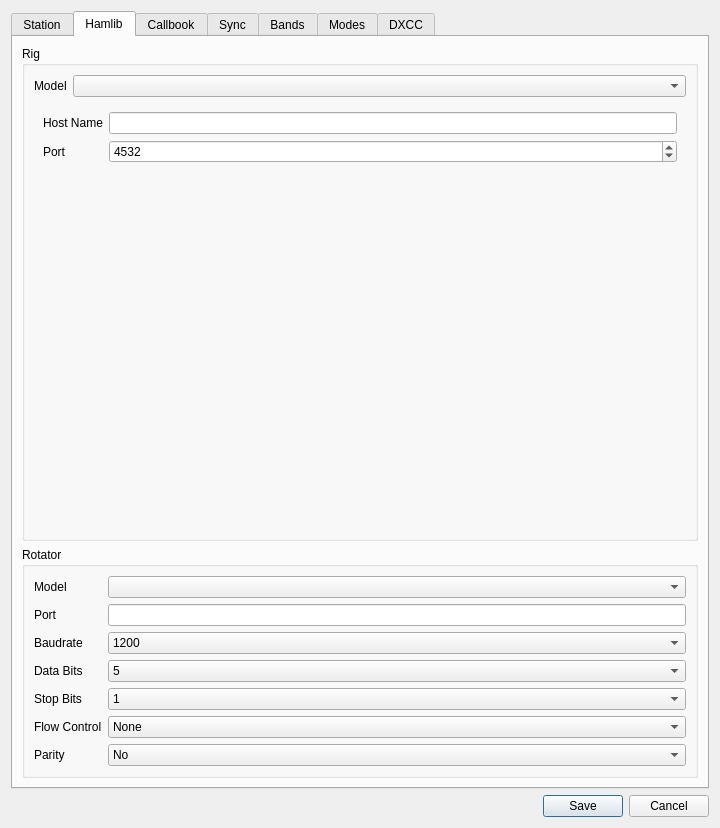
Before: the Qt Designer form ui/SettingsDialog.ui in k5mcd/QLog, drawn with Qt 5.
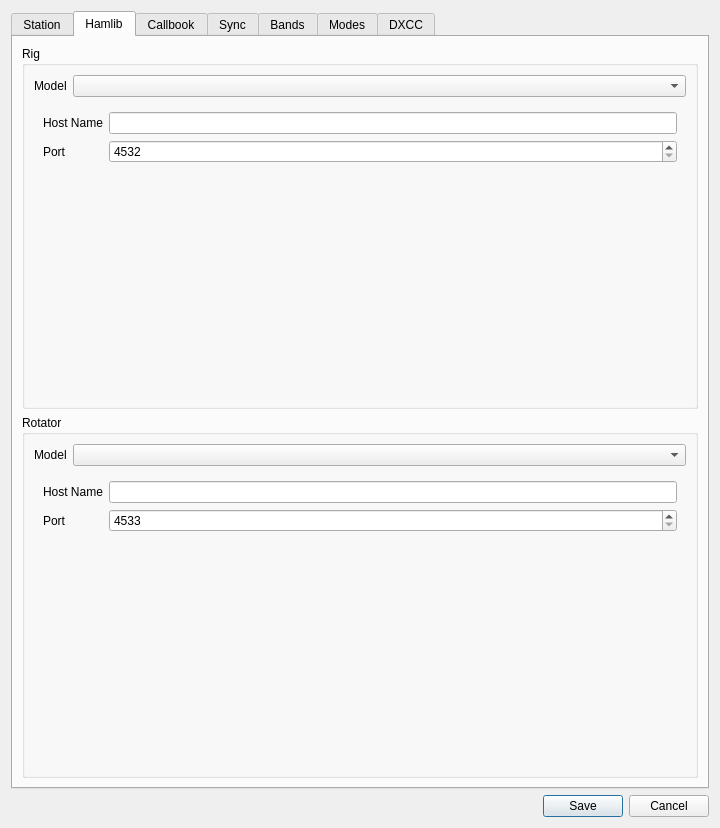
After: the same form once the commit is applied. The open tabs and pages were chosen to show the change.

Commit message: HAMLib: Added Network rotator support

Diff of the .ui file:
```diff
--- a/ui/SettingsDialog.ui
+++ b/ui/SettingsDialog.ui
@@ -144,24 +144,31 @@
           <item row="0" column="1">
            <widget class="QComboBox" name="rotModelSelect"/>
           </item>
-          <item row="1" column="0">
+          <item row="1" column="0" colspan="2">
+           <widget class="QStackedWidget" name="rotStackedWidget">
+            <property name="currentIndex">
+             <number>1</number>
+            </property>
+            <widget class="QWidget" name="page_serial_2">
+             <layout class="QFormLayout" name="formLayout_10">
+              <item row="0" column="0">
            <widget class="QLabel" name="rotPortLabel">
             <property name="text">
              <string>Port</string>
             </property>
            </widget>
           </item>
-          <item row="1" column="1">
+              <item row="0" column="1">
            <widget class="QLineEdit" name="rotPortEdit"/>
           </item>
-          <item row="2" column="0">
+              <item row="1" column="0">
            <widget class="QLabel" name="rotBaudLabel">
             <property name="text">
              <string>Baudrate</string>
             </property>
            </widget>
           </item>
-          <item row="2" column="1">
+              <item row="1" column="1">
            <widget class="QComboBox" name="rotBaudSelect">
             <item>
              <property name="text">
@@ -205,14 +212,14 @@
             </item>
            </widget>
           </item>
-          <item row="3" column="0">
+              <item row="2" column="0">
            <widget class="QLabel" name="rotDataBitsLabel">
             <property name="text">
              <string>Data Bits</string>
             </property>
            </widget>
           </item>
-          <item row="3" column="1">
+              <item row="2" column="1">
            <widget class="QComboBox" name="rotDataBitsSelect">
             <item>
              <property name="text">
@@ -236,14 +243,14 @@
             </item>
            </widget>
           </item>
-          <item row="4" column="0">
+              <item row="3" column="0">
            <widget class="QLabel" name="rotStopBitsLabel">
             <property name="text">
              <string>Stop Bits</string>
             </property>
            </widget>
           </item>
-          <item row="4" column="1">
+              <item row="3" column="1">
            <widget class="QComboBox" name="rotStopBitsSelect">
             <item>
              <property name="text">
@@ -262,14 +269,14 @@
             </item>
            </widget>
           </item>
-          <item row="5" column="0">
+              <item row="4" column="0">
            <widget class="QLabel" name="rotFlowControlLabel">
             <property name="text">
              <string>Flow Control</string>
             </property>
            </widget>
           </item>
-          <item row="5" column="1">
+              <item row="4" column="1">
            <widget class="QComboBox" name="rotFlowControlSelect">
             <item>
              <property name="text">
@@ -288,14 +295,14 @@
             </item>
            </widget>
           </item>
-          <item row="6" column="0">
+              <item row="5" column="0">
            <widget class="QLabel" name="rotParityLabel">
             <property name="text">
              <string>Parity</string>
             </property>
            </widget>
           </item>
-          <item row="6" column="1">
+              <item row="5" column="1">
            <widget class="QComboBox" name="rotParitySelect">
             <item>
              <property name="text">
@@ -326,6 +333,47 @@
           </item>
          </layout>
         </widget>
+            <widget class="QWidget" name="page_network_2">
+             <layout class="QFormLayout" name="formLayout_11">
+              <item row="1" column="0">
+               <widget class="QLabel" name="rotNetPortLabel">
+                <property name="text">
+                 <string>Port</string>
+                </property>
+               </widget>
+              </item>
+              <item row="0" column="0">
+               <widget class="QLabel" name="rotHostNameLabel">
+                <property name="text">
+                 <string>Host Name</string>
+                </property>
+               </widget>
+              </item>
+              <item row="0" column="1">
+               <widget class="QLineEdit" name="rotHostNameEdit"/>
+              </item>
+              <item row="1" column="1">
+               <widget class="QSpinBox" name="rotNetPortSpin">
+                <property name="toolTip">
+                 <string>HamLib does not support to change a destination port.</string>
+                </property>
+                <property name="minimum">
+                 <number>4533</number>
+                </property>
+                <property name="maximum">
+                 <number>65535</number>
+                </property>
+                <property name="value">
+                 <number>4533</number>
+                </property>
+               </widget>
+              </item>
+             </layout>
+            </widget>
+           </widget>
+          </item>
+         </layout>
+        </widget>
        </item>
        <item row="0" column="0">
         <widget class="QGroupBox" name="groupBox_6">
@@ -585,7 +633,7 @@
                  <string>HamLib does not support to change a destination port.</string>
                 </property>
                 <property name="minimum">
-                 <number>10</number>
+                 <number>4532</number>
                 </property>
                 <property name="maximum">
                  <number>65535</number>
```
Left out of the diff: 19 changed lines with no effect on the pictures. Lines whose indentation alone changed are shown as unchanged. The commit also changes 3 other files.
